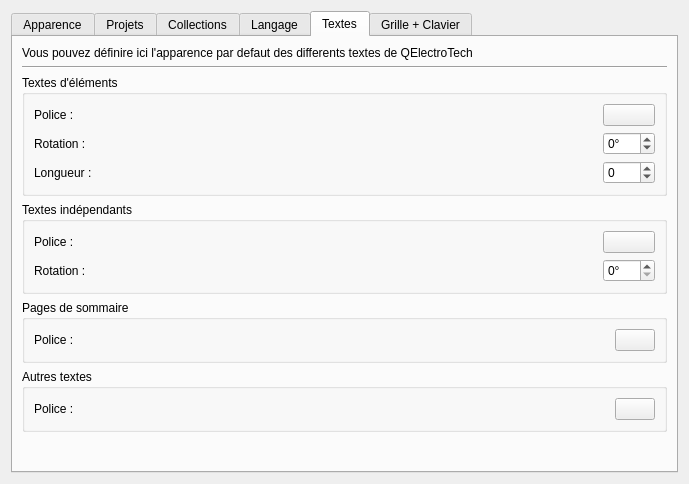
qelectrotech/qelectrotech-source-mirror, file sources/ui/configpage/generalconfigurationpage.ui: the form before one commit.
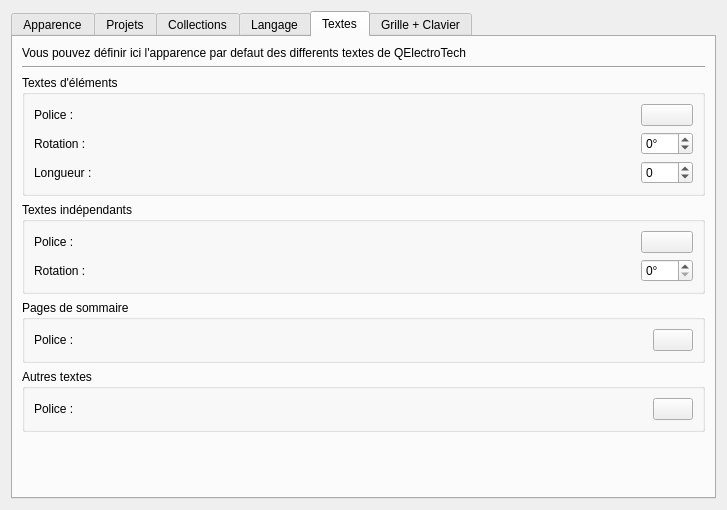
The form after the commit. The open tabs and pages were chosen to show the change.

```diff
--- a/sources/ui/configpage/generalconfigurationpage.ui
+++ b/sources/ui/configpage/generalconfigurationpage.ui
@@ -6,8 +6,8 @@
    <rect>
     <x>0</x>
     <y>0</y>
-    <width>689</width>
-    <height>484</height>
+    <width>727</width>
+    <height>510</height>
    </rect>
   </property>
   <property name="windowTitle">
@@ -355,7 +355,7 @@
        <item>
         <widget class="QLabel" name="label_15">
          <property name="text">
-          <string>Vous pouvez définire ici l'apparence par defaut des differents textes de QElectroTech</string>
+          <string>Vous pouvez définir ici l'apparence par defaut des differents textes de QElectroTech</string>
          </property>
         </widget>
        </item>
```
Left out of the diff: 2 changed lines with no effect on the pictures.
